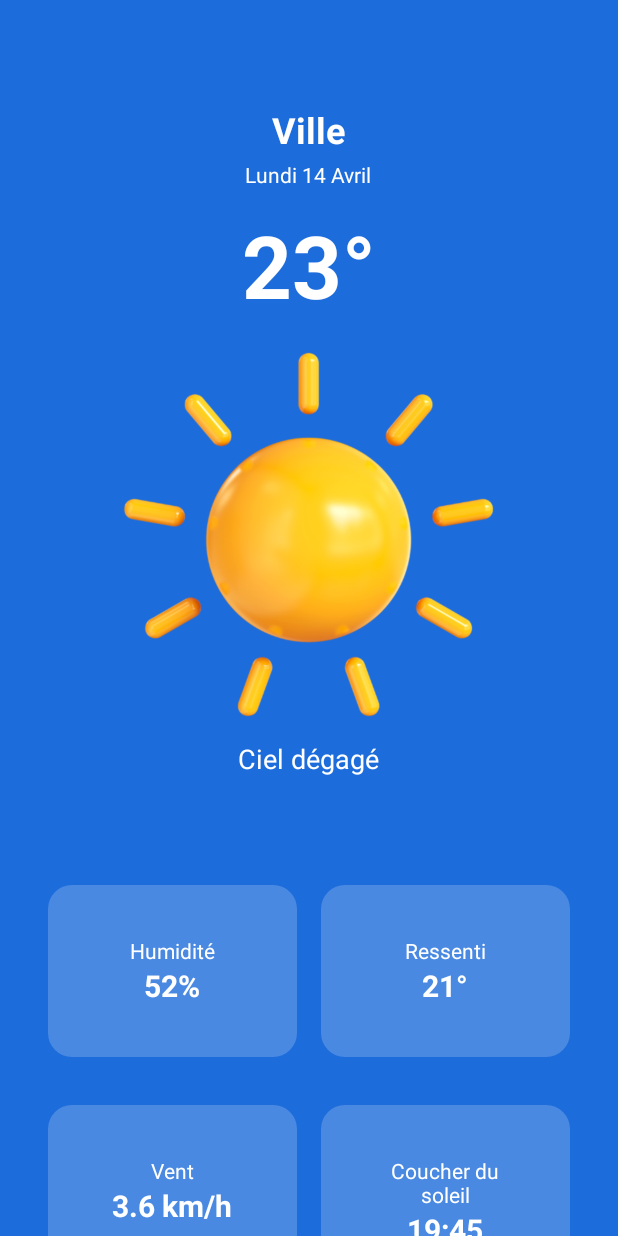
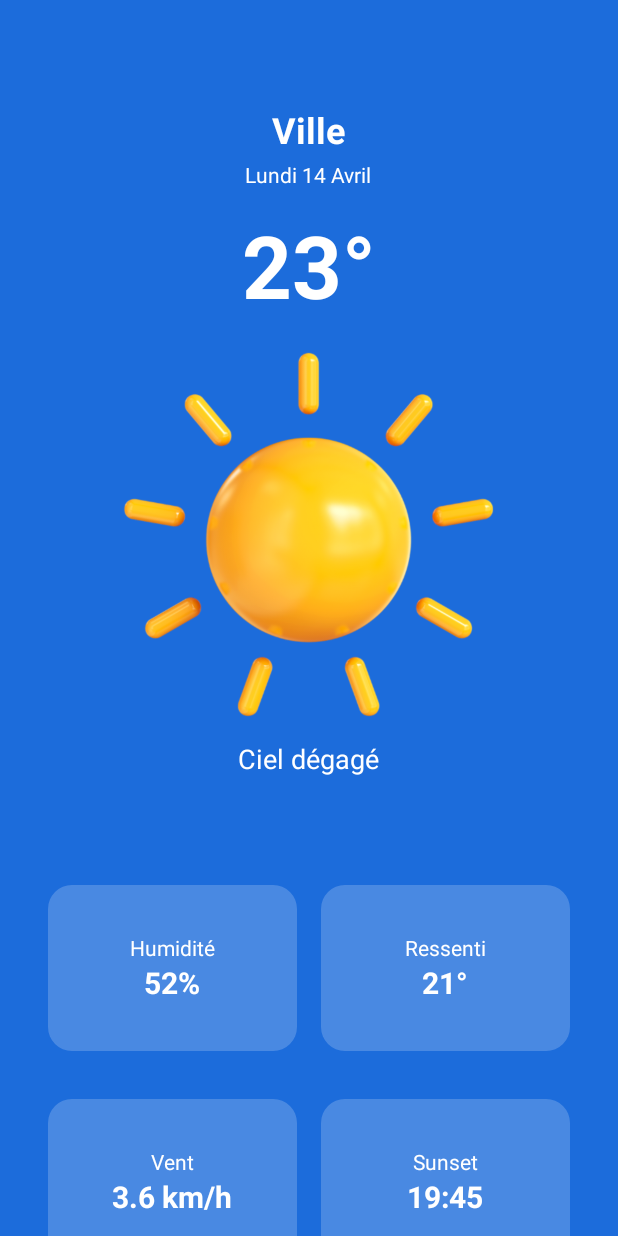
Before and after one commit to svndrine/meteo-me, an Android app: the MeteoActivity screen opened directly, with no data from a screen before it, on a phone screen of 412 x 824 dp. Run offline under Robolectric (Android 15) with nearby library versions, the phone set to English and light mode, and no system bars.

Commit message:
Harmonize the size of the four weather precision blocks

```diff
--- a/app/src/main/res/layout/activity_meteo.xml
+++ b/app/src/main/res/layout/activity_meteo.xml
@@ -98,7 +98,7 @@
                 android:orientation="vertical"
                 android:gravity="center"
                 android:layout_marginBottom="24dp"
-                android:padding="34dp">
+                android:padding="32dp">
 
             <TextView
                     android:layout_width="wrap_content"
@@ -128,7 +128,7 @@
                 android:orientation="vertical"
                 android:gravity="center"
                 android:layout_marginBottom="24dp"
-                android:padding="34dp">
+                android:padding="32dp">
 
             <TextView
                     android:layout_width="wrap_content"
@@ -157,7 +157,7 @@
                 android:layout_gravity="fill_horizontal"
                 android:orientation="vertical"
                 android:gravity="center"
-                android:padding="34dp">
+                android:padding="32dp">
 
 
             <TextView
@@ -187,13 +187,13 @@
                 android:layout_gravity="fill_horizontal"
                 android:orientation="vertical"
                 android:gravity="center"
-                android:padding="34dp">
+                android:padding="32dp">
 
 
             <TextView
                     android:layout_width="wrap_content"
                     android:layout_height="wrap_content"
-                    android:text="Coucher du soleil"
+                    android:text="Sunset"
                     style="@style/MeteoLabel"
                     android:gravity="center"
                     android:textAlignment="center" />
```
